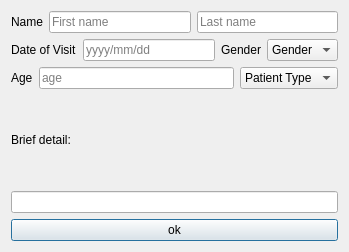
First picture: the form in addwindow.ui, repository SanimKumarKhatri/DSA_Project, before the edit.
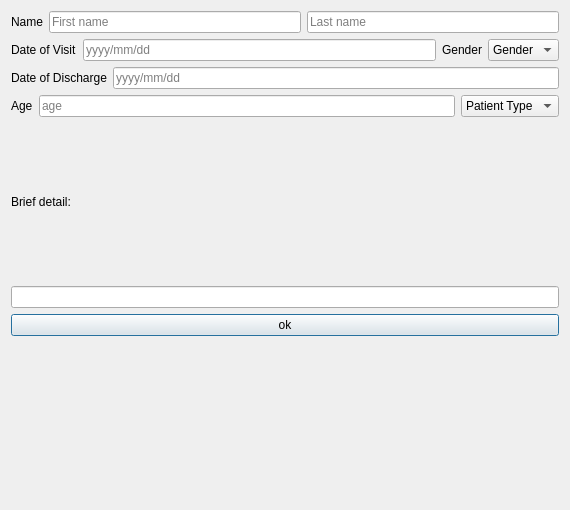
Second picture: the form after the edit.

The edit to the form file:
```diff
--- a/addwindow.ui
+++ b/addwindow.ui
@@ -6,8 +6,8 @@
    <rect>
     <x>0</x>
     <y>0</y>
-    <width>349</width>
-    <height>252</height>
+    <width>570</width>
+    <height>510</height>
    </rect>
   </property>
   <property name="windowTitle">
@@ -109,6 +109,24 @@
        </item>
       </layout>
      </item>
+     <item>
+      <layout class="QHBoxLayout" name="horizontalLayout_6">
+       <item>
+        <widget class="QLabel" name="dateofdischarge">
+         <property name="text">
+          <string>Date of Discharge</string>
+         </property>
+        </widget>
+       </item>
+       <item>
+        <widget class="QLineEdit" name="dateofdischargeedit">
+         <property name="placeholderText">
+          <string>yyyy/mm/dd</string>
+         </property>
+        </widget>
+       </item>
+      </layout>
+     </item>
      <item>
       <layout class="QHBoxLayout" name="horizontalLayout_4">
        <item>
@@ -169,6 +187,13 @@
        </property>
       </widget>
      </item>
+     <item>
+      <widget class="QLabel" name="message">
+       <property name="text">
+        <string/>
+       </property>
+      </widget>
+     </item>
     </layout>
    </item>
   </layout>
```
Left out of the diff: 2 changed lines with no effect on the pictures.
